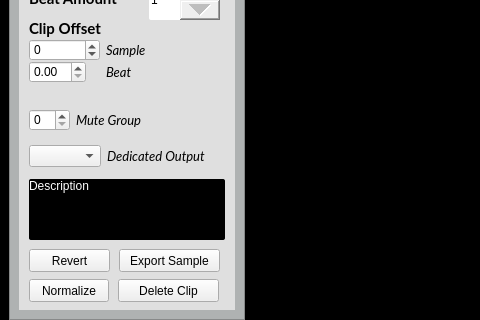
Above: gui_ui.ui from Vampouille/superboucle before the change; both pictures show x 0 to 480 and y 499 to 819 of the 1111 by 929 pixel window. Below: the same form after it.
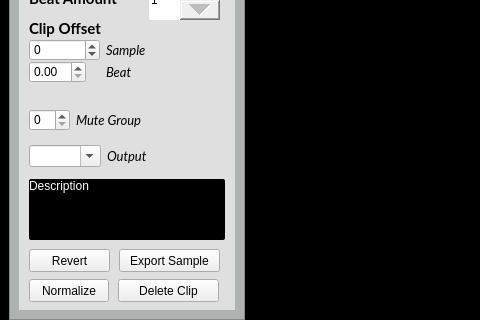
That is the form after the change. Icons and pictures are not drawn. Custom widgets are drawn as their Qt base class.

Diff of the .ui file:
```diff
--- a/gui_ui.ui
+++ b/gui_ui.ui
@@ -444,8 +444,8 @@
             <rect>
              <x>10</x>
              <y>246</y>
-             <width>184</width>
-             <height>30</height>
+             <width>194</width>
+             <height>31</height>
             </rect>
            </property>
            <layout class="QFormLayout" name="formLayout">
@@ -453,7 +453,11 @@
              <enum>QFormLayout::AllNonFixedFieldsGrow</enum>
             </property>
             <item row="0" column="0">
-             <widget class="QComboBox" name="route_out"/>
+             <widget class="QComboBox" name="output">
+              <property name="editable">
+               <bool>true</bool>
+              </property>
+             </widget>
             </item>
             <item row="0" column="1">
              <widget class="QLabel" name="label_9">
@@ -465,7 +469,7 @@
                </font>
               </property>
               <property name="text">
-               <string>Dedicated Output</string>
+               <string>Output</string>
               </property>
              </widget>
             </item>
```
Left out of the diff: 2 changed lines with no effect on the pictures.
